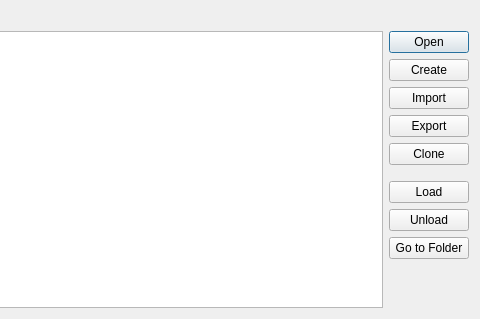
Old version of the form ui/qgisred_projectmanager_dialog.ui in the repository qgisred/QGISRed; both pictures show x 266 to 746 and y 0 to 319 of the 746 by 319 pixel window.
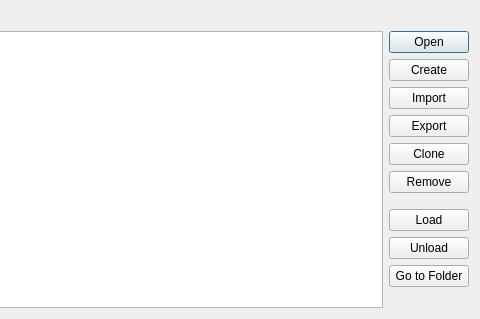
New version of the form. Icons and pictures are not drawn.

Commit message: Add remove option in the project manager dialog

What changed in the file:
```diff
--- a/ui/qgisred_projectmanager_dialog.ui
+++ b/ui/qgisred_projectmanager_dialog.ui
@@ -124,6 +124,19 @@
            </property>
           </widget>
          </item>
+         <item>
+          <widget class="QPushButton" name="btRemove">
+           <property name="sizePolicy">
+            <sizepolicy hsizetype="Fixed" vsizetype="Fixed">
+             <horstretch>0</horstretch>
+             <verstretch>0</verstretch>
+            </sizepolicy>
+           </property>
+           <property name="text">
+            <string>Remove</string>
+           </property>
+          </widget>
+         </item>
          <item>
           <spacer name="verticalSpacer_2">
            <property name="orientation">
```
The commit also changes 1 other file.
